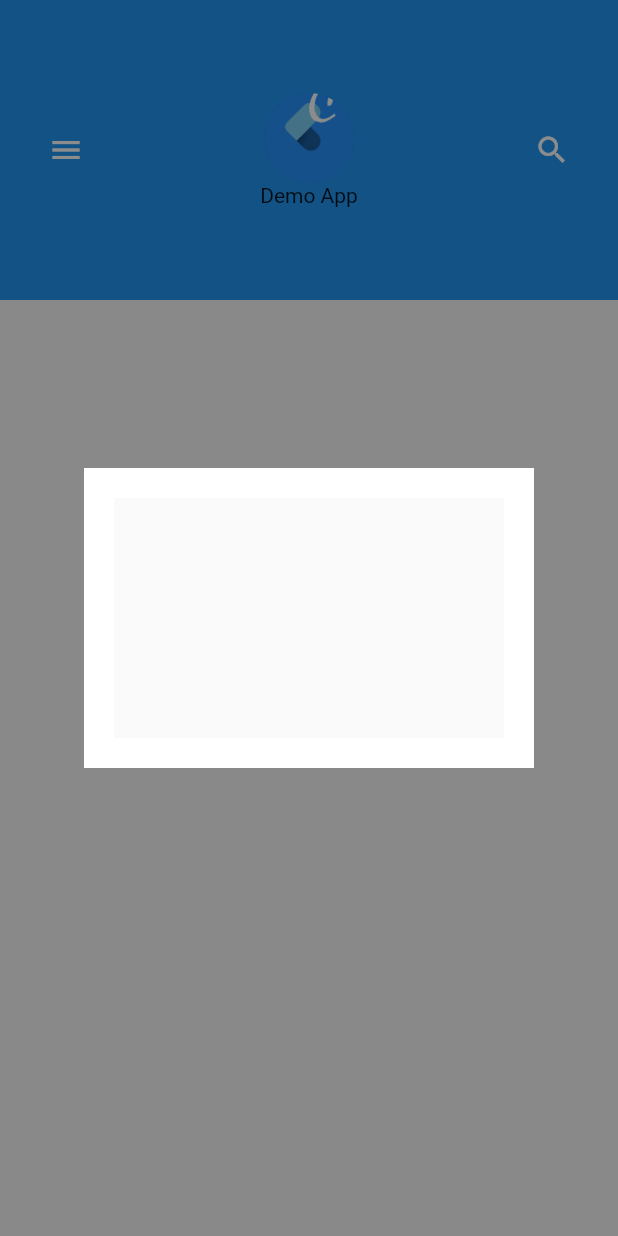
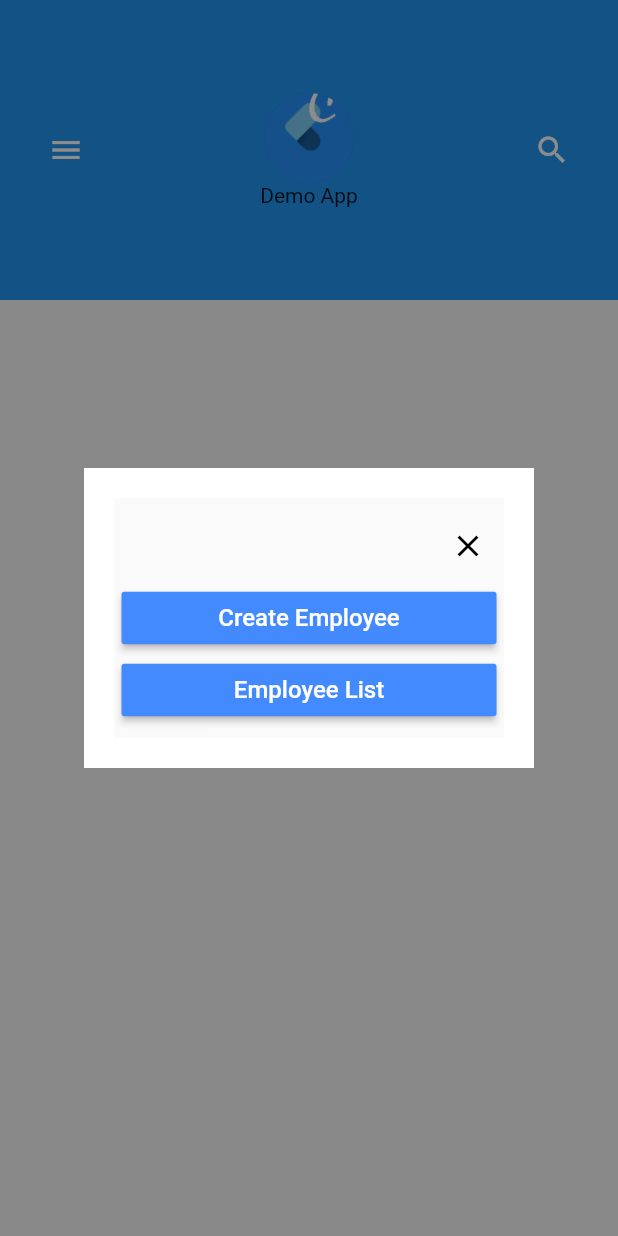
Before and after one commit to tejaswitarajput/tejaswita_rajput-, a Flutter app: the screen it shows after launch, after a tap on the "menu" icon, on a phone screen of 412 x 824 dp. Run offline on Flutter 3.47's test engine with Material 2 defaults, Android fonts, the phone set to English and light mode, and no system bars; our stand-ins replace cloud_firestore, firebase_core; accounts and stored records are empty.

Commit message:
added new screen

```diff
--- a/lib/constants/fetures/home_screen.dart
+++ b/lib/constants/fetures/home_screen.dart
@@ -1,3 +1,4 @@
+import 'package:demo_projec/constants/route_generator.dart';
 import 'package:demo_projec/providers/employee_provider.dart';
 import 'package:flutter/cupertino.dart';
 import 'package:flutter/material.dart';
@@ -60,7 +61,53 @@ class _HomeScreenState extends State<HomeScreen> {
                                   padding: EdgeInsets.all(20),
                                   color: Colors.white,
                                   child: Scaffold(
-                                    body: Container(),
+                                    body: Container(
+                                        child: Column(
+                                      mainAxisAlignment:
+                                          MainAxisAlignment.center,
+                                      children: [
+                                        Container(
+                                          child: Align(
+                                              alignment: Alignment.topRight,
+                                              child: IconButton(
+                                                icon: new Icon(Icons.close),
+                                                color: Colors.black,
+                                                onPressed: () {
+                                                  Navigator.pop(context);
+                                                },
+                                              )),
+                                        ),
+                                        MaterialButton(
+                                          onPressed: () {
+                                            Navigator.pushNamed(
+                                                context,
+                                                RouterConstants
+                                                    .CreateEmployeeScreenRoute,
+                                                arguments: EmployeeArgument(
+                                                    employeeId: ""));
+                                          },
+                                          minWidth: 250.0,
+                                          height: 35,
+                                          color: Colors.blueAccent,
+                                          child: new Text('Create Employee',
+                                              style: new TextStyle(
+                                                  fontSize: 16.0,
+                                                  color: Colors.white)),
+                                        ),
+                                        MaterialButton(
+                                          onPressed: () {
+                                            Navigator.pop(context);
+                                          },
+                                          minWidth: 250.0,
+                                          height: 35,
+                                          color: Colors.blueAccent,
+                                          child: new Text('Employee List',
+                                              style: new TextStyle(
+                                                  fontSize: 16.0,
+                                                  color: Colors.white)),
+                                        )
+                                      ],
+                                    )),
                                   ),
                                 ),
                               );
@@ -199,7 +246,8 @@ class EmployeeCardWidget extends StatelessWidget {
                       icon: Icon(Icons.edit, size: 25.0),
                       onPressed: () {
                         Navigator.pushNamed(
-                            context, RouterConstants.CreateEmployeeScreenRoute);
+                            context, RouterConstants.CreateEmployeeScreenRoute,
+                            arguments: EmployeeArgument(employeeId: empKey));
                       }),
                   IconButton(
                       icon: Icon(Icons.delete, size: 25.0),
--- a/lib/constants/route_generator.dart
+++ b/lib/constants/route_generator.dart
@@ -18,9 +18,15 @@ Route<dynamic> generateRoute(RouteSettings settings) {
     case RouterConstants.HomeScreenRoute:
       return MaterialPageRoute(
           settings: settings, builder: (context) => HomeScreen());
+
     case RouterConstants.CreateEmployeeScreenRoute:
+      arguments = settings.arguments as EmployeeArgument;
       return MaterialPageRoute(
-          settings: settings, builder: (context) => CreateEmployeeScreen());
+        settings: settings,
+        builder: (context) => CreateEmployeeScreen(
+          employeeId: arguments.employeeId,
+        ),
+      );
     default:
       return MaterialPageRoute(
           settings: settings, builder: (context) => HomeScreen());
@@ -67,3 +73,9 @@ Route<dynamic> generateRoute(RouteSettings settings) {
 //     });
 //   }
 // }
+
+class EmployeeArgument {
+  String employeeId;
+
+  EmployeeArgument({this.employeeId});
+}
--- a/lib/providers/employee_provider.dart
+++ b/lib/providers/employee_provider.dart
@@ -6,10 +6,17 @@ class EmployeeProvider extends ChangeNotifier {
   EmployeeDetailModel employeeDetailModel = EmployeeDetailModel();
   bool loading = false;
   List<EmployeeDetailModel> employeeDetailList = [];
+  String employeeDetailId = "";
 
   init() async {
     employeeDetailModel = EmployeeDetailModel();
     await fetchSavedList();
+    if (employeeDetailId != null) {
+      print("employee==$employeeDetailId");
+      await fetchSingleEmpRecord(employeeDetailId);
+      notifyListeners();
+      print("employee==${employeeDetailModel.name}.");
+    }
   }
 
   checkData() {
@@ -45,6 +52,8 @@ class EmployeeProvider extends ChangeNotifier {
     notifyListeners();
   }
 
+  fetchEmployee(String empId) {}
+
   Future<bool> deleteEmployee(EmployeeDetailModel employeeDetailModel) async {
     bool status = false;
     String employeeId = '';
@@ -64,4 +73,19 @@ class EmployeeProvider extends ChangeNotifier {
     }
     return status;
   }
+
+  fetchSingleEmpRecord(String employeeId) async {
+    employeeDetailModel =
+        await EmployeeRepository().fetchSingleEmployeeRecord(employeeId);
+    notifyListeners();
+  }
+
+  updateEmployeeRecord(String employeeId) async {
+    bool success = false;
+    employeeDetailModel =
+        await EmployeeRepository().fetchSingleEmployeeRecord(employeeId);
+    success = EmployeeRepository().updateEmployeeDetails(employeeDetailModel);
+
+    return success;
+  }
 }
--- a/lib/repositories/employee_repository.dart
+++ b/lib/repositories/employee_repository.dart
@@ -72,4 +72,43 @@ class EmployeeRepository {
         .onError((error, stackTrace) => print(error));
     return success;
   }
+
+  Future<EmployeeDetailModel> fetchSingleEmployeeRecord(
+      String employeeId) async {
+    bool success = false;
+    print("key4 == ${employeeId.toString()}");
+
+    List<EmployeeDetailModel> employeeDetailModel = [];
+    EmployeeDetailModel singleEmployeeRecord = EmployeeDetailModel();
+    employeeDetailModel = await fetchEmployeeDetails();
+    String employeeKey = "";
+    employeeDetailModel.forEach((element) {
+      print(element.key.toString() + "==" + employeeId);
+      if (element.key.toString() == employeeId) {
+        employeeKey = element.key.toString();
+        singleEmployeeRecord = element;
+      }
+    });
+    return singleEmployeeRecord;
+  }
+
+  updateEmployeeDetails(EmployeeDetailModel employeeDetailModel) async {
+    bool success = false;
+    EmployeeDetailModel empTemp = EmployeeDetailModel();
+    empTemp = await fetchSingleEmployeeRecord(employeeDetailModel.key);
+    DocumentReference employeeDetails =
+        FirebaseFirestore.instance.collection("Employees").doc(empTemp.key);
+    await employeeDetails.update({
+      'name': empTemp.name.toString(),
+      'emailId': empTemp.emailId.toString(),
+      'designation': empTemp.designation.toString(),
+      'key': empTemp.key.toString(),
+    }).whenComplete(() {
+      print("Employee added");
+      success = true;
+    }).onError((error, stackTrace) {
+      print("Failed to add employee: $error");
+    });
+    return success;
+  }
 }
```
Also changed, not shown: lib/constants/fetures/create_employee_screen.dart (+11 -2 lines).
